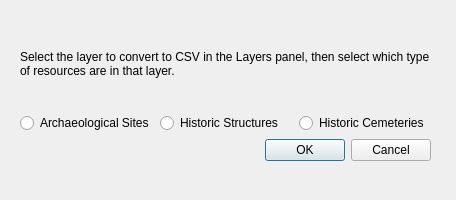
This is dialog_write_csv.ui in legiongis/fmsf2hms as Qt 5 draws it before an edit. The edited form follows.
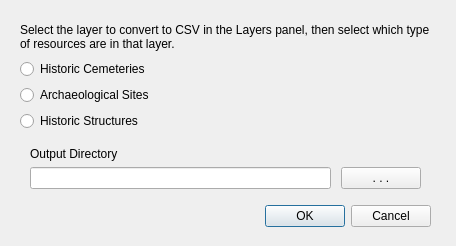
This is the edited form. Icons and pictures are not drawn.

Commit message: add output directory to dialog

```diff
--- a/dialog_write_csv.ui
+++ b/dialog_write_csv.ui
@@ -7,7 +7,7 @@
     <x>0</x>
     <y>0</y>
     <width>456</width>
-    <height>200</height>
+    <height>246</height>
    </rect>
   </property>
   <property name="mouseTracking">
@@ -26,7 +26,7 @@
      <x>10</x>
      <y>10</y>
      <width>431</width>
-     <height>161</height>
+     <height>227</height>
     </rect>
    </property>
    <layout class="QVBoxLayout" name="verticalLayout_4">
@@ -53,9 +53,19 @@
      </widget>
     </item>
     <item>
-     <layout class="QHBoxLayout" name="horizontalLayout">
+     <layout class="QVBoxLayout" name="verticalLayout">
       <item>
-       <widget class="QRadioButton" name="radioButton_2">
+       <widget class="QRadioButton" name="cemeteriesButton">
+        <property name="text">
+         <string>Historic Cemeteries</string>
+        </property>
+        <attribute name="buttonGroup">
+         <string notr="true">buttonGroup</string>
+        </attribute>
+       </widget>
+      </item>
+      <item>
+       <widget class="QRadioButton" name="sitesButton">
         <property name="text">
          <string>Archaeological Sites</string>
         </property>
@@ -65,7 +75,7 @@
        </widget>
       </item>
       <item>
-       <widget class="QRadioButton" name="resourceTypeButton">
+       <widget class="QRadioButton" name="structuresButton">
         <property name="text">
          <string>Historic Structures</string>
         </property>
@@ -74,16 +84,64 @@
         </attribute>
        </widget>
       </item>
+     </layout>
+    </item>
+    <item>
+     <layout class="QVBoxLayout" name="verticalLayout_5">
+      <property name="leftMargin">
+       <number>10</number>
+      </property>
+      <property name="topMargin">
+       <number>10</number>
+      </property>
+      <property name="rightMargin">
+       <number>10</number>
+      </property>
+      <property name="bottomMargin">
+       <number>10</number>
+      </property>
       <item>
-       <widget class="QRadioButton" name="radioButton">
+       <widget class="QLabel" name="outputDirectoryLabel">
         <property name="text">
-         <string>Historic Cemeteries</string>
+         <string>Output Directory</string>
         </property>
         <attribute name="buttonGroup">
          <string notr="true">buttonGroup</string>
         </attribute>
        </widget>
       </item>
+      <item>
+       <layout class="QHBoxLayout" name="horizontalLayout_3">
+        <property name="spacing">
+         <number>10</number>
+        </property>
+        <property name="sizeConstraint">
+         <enum>QLayout::SetDefaultConstraint</enum>
+        </property>
+        <property name="leftMargin">
+         <number>0</number>
+        </property>
+        <property name="topMargin">
+         <number>0</number>
+        </property>
+        <property name="rightMargin">
+         <number>0</number>
+        </property>
+        <property name="bottomMargin">
+         <number>0</number>
+        </property>
+        <item>
+         <widget class="QLineEdit" name="outputDirectory"/>
+        </item>
+        <item>
+         <widget class="QPushButton" name="outputDirectoryButton">
+          <property name="text">
+           <string>. . .</string>
+          </property>
+         </widget>
+        </item>
+       </layout>
+      </item>
      </layout>
     </item>
     <item>
```
Left out of the diff: 11 changed lines with no effect on the pictures.
